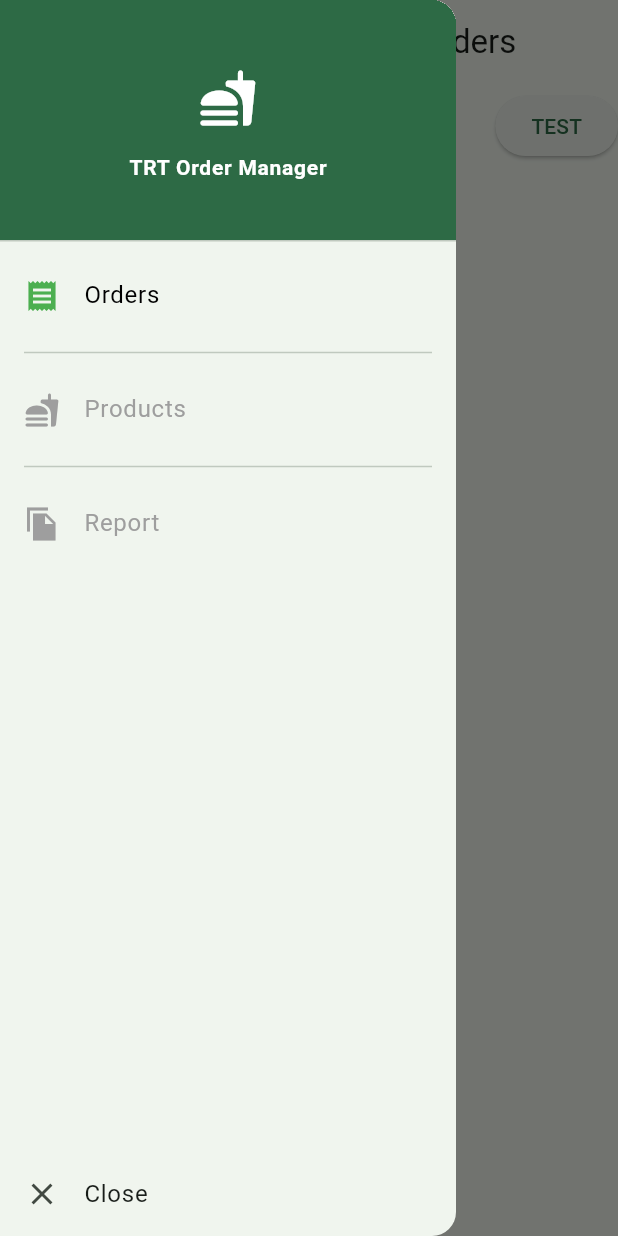
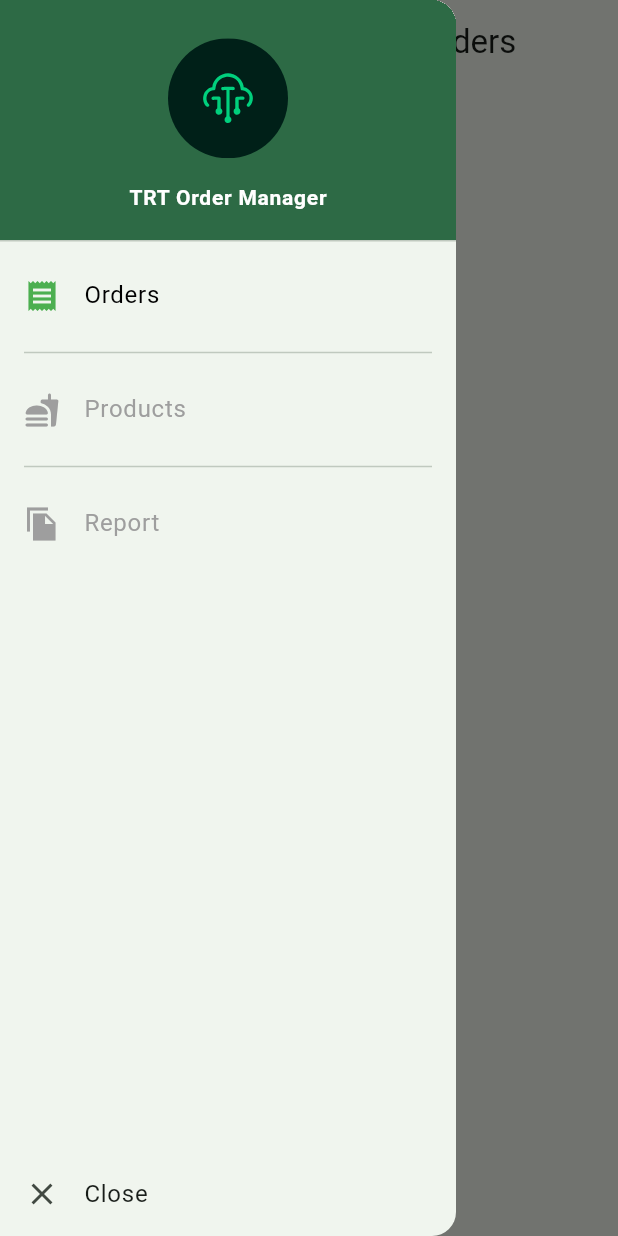
Before and after one commit to WorkWithAfridi/TRTOrderManagerPOS-Flutter, a Flutter app: the screen it shows after launch, with the side drawer open, on a phone screen of 412 x 824 dp. Run offline on Flutter 3.47's test engine with Material 3 defaults, Android fonts, the phone set to English and light mode, and no system bars; our stand-ins replace audioplayers, cached_network_image, connectivity_plus, dio, flutter_svg, gap and 4 more.

Commit message:
Added trt icon

```diff
--- a/lib/main.dart
+++ b/lib/main.dart
@@ -1,4 +1,5 @@
 import 'package:flutter/material.dart';
+import 'package:flutter_svg/svg.dart';
 import 'package:gap/gap.dart';
 import 'package:get/get.dart';
 import 'package:get_storage/get_storage.dart';
@@ -159,19 +160,23 @@ class _DashboardViewState extends State<DashboardView> {
                 decoration: BoxDecoration(
                   color: Theme.of(context).primaryColor,
                 ),
-                child: const Column(
+                child: Column(
                   mainAxisAlignment: MainAxisAlignment.center,
                   children: [
                     // Logo or Icon
-                    Icon(
-                      Icons.fastfood_rounded,
-                      size: 40,
-                      color: Colors.white,
+
+                    ClipRRect(
+                      borderRadius: BorderRadius.circular(100),
+                      child: SvgPicture.asset(
+                        'assets/icon/app-logo.svg',
+                        height: 80,
+                        width: 80,
+                      ),
                     ),
-                    SizedBox(height: 16),
+                    const SizedBox(height: 16),
 
                     // App Name or Slogan
-                    Text(
+                    const Text(
                       'TRT Order Manager',
                       style: TextStyle(
                         fontSize: 14,
--- a/lib/views/dashboard/order_list_view.dart
+++ b/lib/views/dashboard/order_list_view.dart
@@ -3,7 +3,6 @@ import 'package:gap/gap.dart';
 import 'package:get/get.dart';
 import 'package:intl/intl.dart';
 import 'package:pdf_printer/controllers/order_list_controller.dart';
-import 'package:pdf_printer/controllers/store_controller.dart';
 import 'package:pdf_printer/service/printer_service.dart';
 
 class OrdersPage extends StatefulWidget {
@@ -19,16 +18,16 @@ class _OrdersPageState extends State<OrdersPage> {
   @override
   Widget build(BuildContext context) {
     return Scaffold(
-      appBar: AppBar(
-        actions: [
-          ElevatedButton(
-            onPressed: () {
-              Get.find<StoreController>().getStoreDetails();
-            },
-            child: const Text("TEST"),
-          )
-        ],
-      ),
+      // appBar: AppBar(
+      //   actions: [
+      //     ElevatedButton(
+      //       onPressed: () {
+      //         Get.find<StoreController>().getStoreDetails();
+      //       },
+      //       child: const Text("TEST"),
+      //     )
+      //   ],
+      // ),
       body: GetBuilder<OrderListController>(
         init: controller,
         builder: (_) {
--- a/pubspec.yaml
+++ b/pubspec.yaml
@@ -29,11 +29,13 @@ environment:
 # versions available, run `flutter pub outdated`.
 dependencies:
   audioplayers: ^6.1.0
+  cached_network_image: ^3.4.1
   connectivity_plus: ^6.1.0
   cupertino_icons: ^1.0.8
   dio: ^5.7.0
   flutter:
     sdk: flutter
+  flutter_svg: ^2.0.16
   gap: ^3.0.1
   geocoding: ^3.0.0
   get: ^4.6.5
@@ -43,7 +45,6 @@ dependencies:
   pdf: ^3.11.1
   printing: ^5.13.4
   rename: ^3.0.2
-  cached_network_image: ^3.4.1
 
 dev_dependencies:
   flutter_lints: ^4.0.0
@@ -61,6 +62,7 @@ flutter:
   # To add assets to your application, add an assets section, like this:
   assets:
     - assets/sounds/notification.mp3
+    - assets/icon/
   #   - images/a_dot_ham.jpeg
   # An image asset can refer to one or more resolution-specific "variants", see
   # https://flutter.dev/to/resolution-aware-images
```
Also changed, not shown: lib/views/splash/splash_view.dart (+16 -12 lines), assets/icon/app-logo.svg (added), assets/icon/icon.png (added), pubspec.lock, 37 other files.
